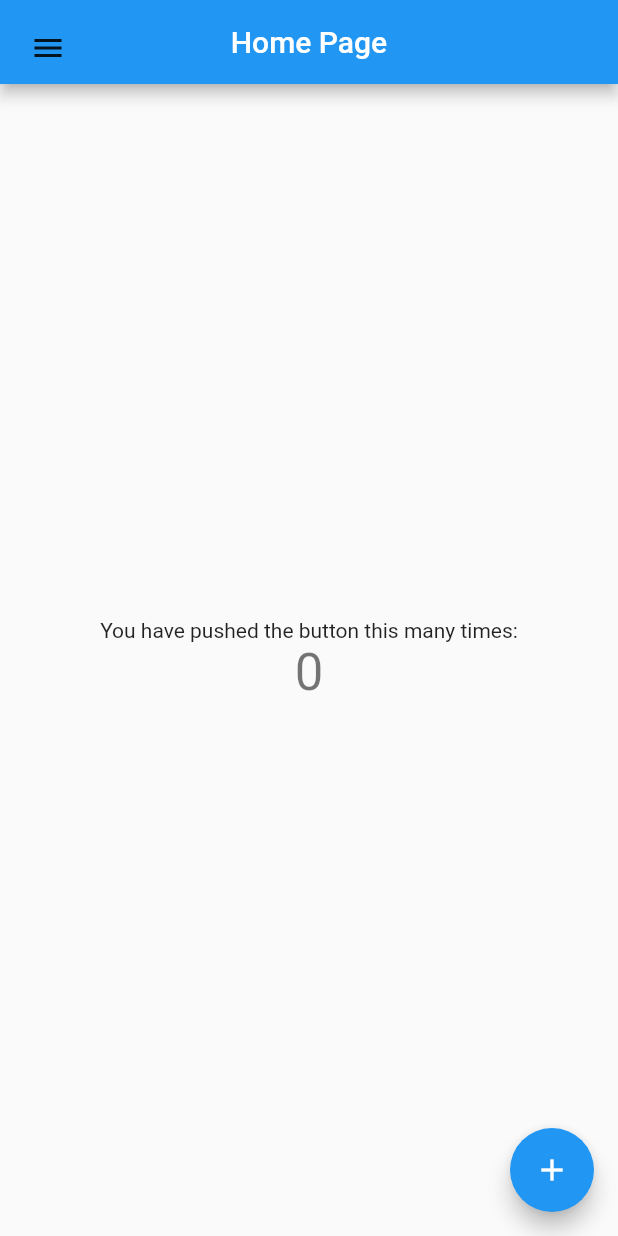
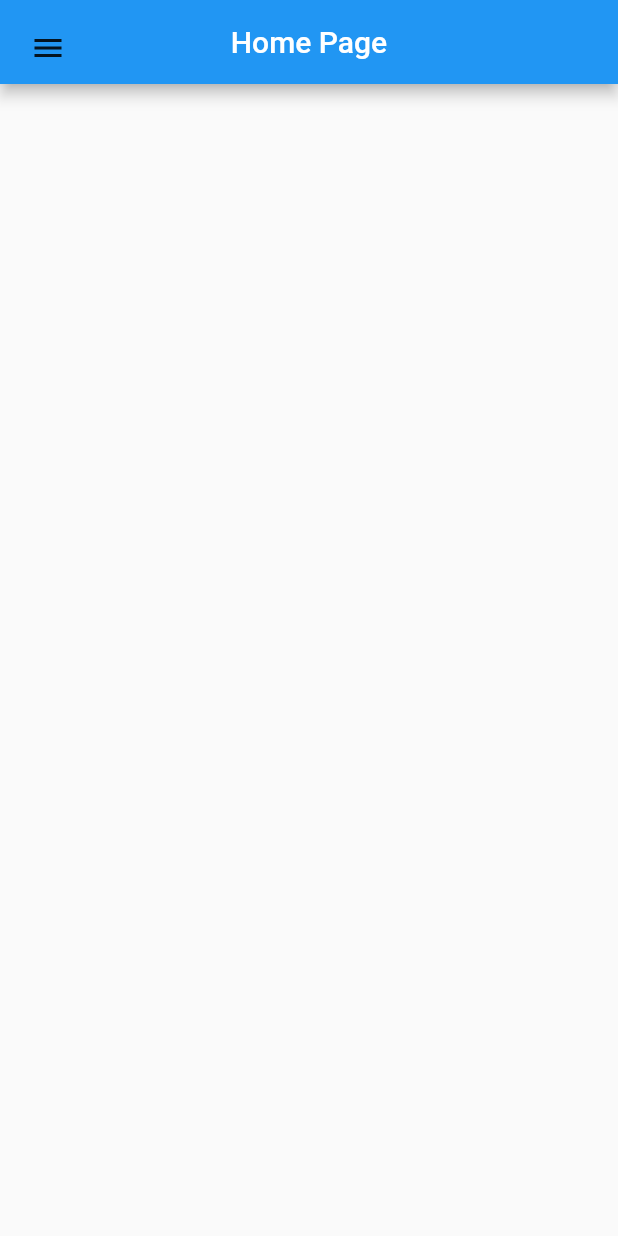
Before and after one commit to ajumalp/es_drawer_controller, a Flutter app: the screen it shows after launch, on a phone screen of 412 x 824 dp. Run offline on Flutter 3.47's test engine with Material 2 defaults, Android fonts, the phone set to English and light mode, and no system bars; our stand-ins replace share.

Commit message:
Moved all file to main.dart
Moved all file to main.dart, so that example in pubdev will show all required code

```diff
--- a/example/lib/homeScreen.dart
+++ /dev/null
@@ -1,48 +0,0 @@
-/*
- * Developed by Ajmal Muhammad P
- * Contact me @ support@erratums.com
- * https://erratums.com
- * Date created: 23-April-2021
- */
-
-import 'package:flutter/cupertino.dart';
-import 'package:flutter/material.dart';
-
-class HomePage extends StatefulWidget {
-  final String title;
-
-  const HomePage({required this.title});
-
-  @override
-  _HomePageState createState() => _HomePageState();
-}
-
-class _HomePageState extends State<HomePage> {
-  int _counter = 0;
-
-  void _incrementCounter() => setState(() => _counter++);
-
-  @override
-  Widget build(BuildContext context) {
-    return Scaffold(
-      appBar: AppBar(
-        title: Text(widget.title),
-        centerTitle: true,
-      ),
-      body: Center(
-        child: Column(
-          mainAxisAlignment: MainAxisAlignment.center,
-          children: <Widget>[
-            const Text('You have pushed the button this many times:'),
-            Text('$_counter', style: Theme.of(context).textTheme.headline4),
-          ],
-        ),
-      ),
-      floatingActionButton: FloatingActionButton(
-        onPressed: _incrementCounter,
-        tooltip: 'Increment',
-        child: Icon(Icons.add),
-      ),
-    );
-  }
-}
--- a/example/lib/main.dart
+++ b/example/lib/main.dart
@@ -1,5 +1,4 @@
 import 'package:es_drawer_controller/es_drawer_controller.dart';
-import 'package:es_drawer_controller_example/homeScreen.dart';
 import 'package:flutter/material.dart';
 import 'package:url_launcher/url_launcher.dart';
 
@@ -14,6 +13,14 @@ class MyApp extends StatelessWidget {
       home: MainNavigation(),
     );
   }
+}
+
+// Sample home page screen { Ajmal }
+class HomePage extends StatelessWidget {
+  final String title;
+  const HomePage({required this.title});
+  @override
+  Widget build(BuildContext context) => Scaffold(appBar: AppBar(title: Text(title), centerTitle: true));
 }
 
 // 1st you need to add an enumaration to represent your menus in the drawer
--- a/pubspec.yaml
+++ b/pubspec.yaml
@@ -1,7 +1,7 @@
 name: es_drawer_controller
 description: A Flutter package for drawer controller
-version: 1.0.3
-homepage: https://erratums.com
+version: 1.0.4
+homepage: https://erratums.com, https://github.com/ajumalp/es_drawer_controller
 
 environment:
   sdk: ">=2.12.0 <3.0.0"
```
Also changed, not shown: example/pubspec.lock, 1 other file.
